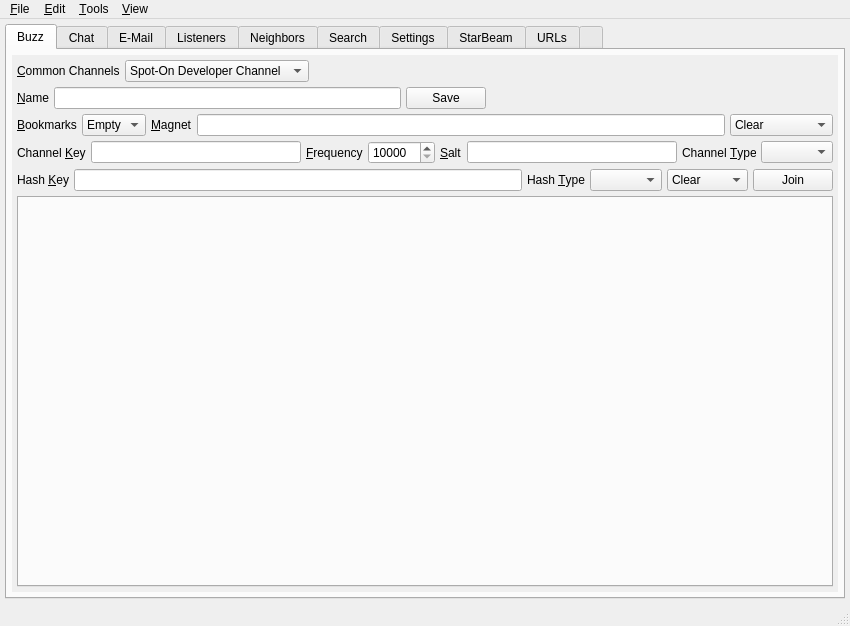
First picture: the form in branches/trunk/UI/spot-on-controlcenter.ui, repository textbrowser/spot-on, before the edit.
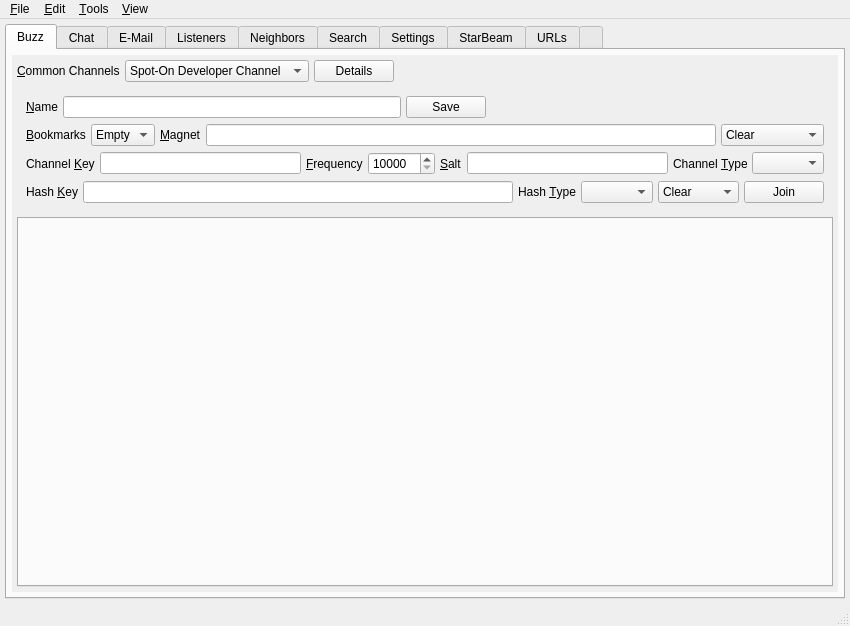
Second picture: the form after the edit. Icons and pictures are not drawn. Custom widgets are drawn as their Qt base class.

Commit message: Buzz details.

What changed in the file:
```diff
--- a/branches/trunk/UI/spot-on-controlcenter.ui
+++ b/branches/trunk/UI/spot-on-controlcenter.ui
@@ -91,7 +91,7 @@
              <x>0</x>
              <y>0</y>
              <width>826</width>
-             <height>524</height>
+             <height>526</height>
             </rect>
            </property>
            <layout class="QVBoxLayout" name="verticalLayout_54">
@@ -137,6 +137,16 @@
                 </item>
                </widget>
               </item>
+              <item>
+               <widget class="QPushButton" name="buzz_details">
+                <property name="text">
+                 <string>Details</string>
+                </property>
+                <property name="checkable">
+                 <bool>true</bool>
+                </property>
+               </widget>
+              </item>
               <item>
                <spacer name="horizontalSpacer_64">
                 <property name="orientation">
@@ -153,6 +163,9 @@
              </layout>
             </item>
             <item>
+             <widget class="QFrame" name="buzz_frame">
+              <layout class="QVBoxLayout" name="verticalLayout_73">
+               <item>
              <layout class="QHBoxLayout" name="horizontalLayout_41">
               <property name="spacing">
                <number>5</number>
@@ -401,6 +414,9 @@
               </item>
              </layout>
             </item>
+              </layout>
+             </widget>
+            </item>
             <item>
              <widget class="spoton_tabwidget" name="buzzTab">
               <property name="currentIndex">
```
Left out of the diff: 711 changed lines with no effect on the pictures. Lines whose indentation alone changed are shown as unchanged.
